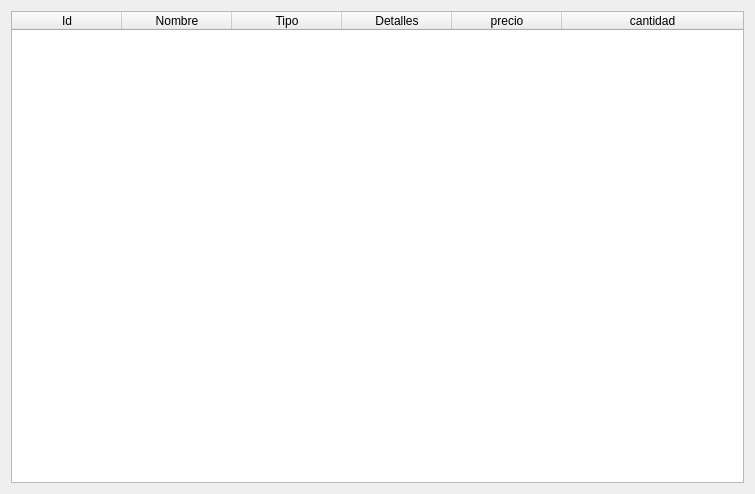
Qt form GUI/archivosDiseno_ui/Vendedor/productos_vendedor.ui (Skop-22/App_PuntoDe_Venta_Pyside6) before a commit.
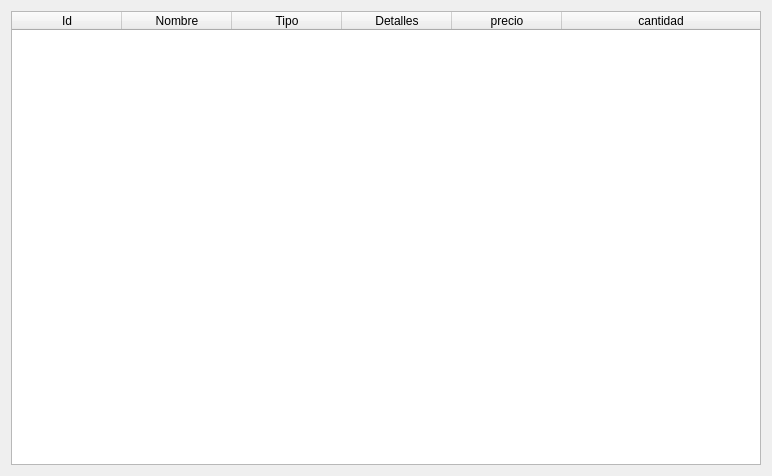
The same form after that commit. Custom widgets are drawn as their Qt base class.

Diff of the .ui file:
```diff
--- a/GUI/archivosDiseno_ui/Vendedor/productos_vendedor.ui
+++ b/GUI/archivosDiseno_ui/Vendedor/productos_vendedor.ui
@@ -6,8 +6,8 @@
    <rect>
     <x>0</x>
     <y>0</y>
-    <width>755</width>
-    <height>494</height>
+    <width>772</width>
+    <height>476</height>
    </rect>
   </property>
   <property name="windowTitle">
```
